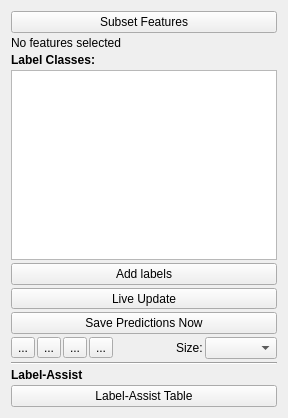
This is ilastik/applets/objectClassification/labelingDrawer.ui in ilastik/ilastik as Qt 5 draws it before an edit. The edited form follows.
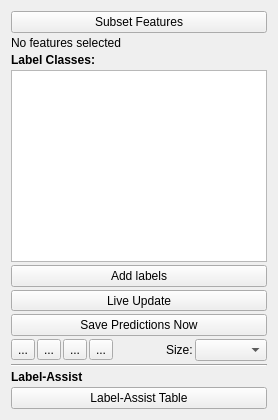
This is the edited form. Custom widgets are drawn as their Qt base class.

Diff of the .ui file:
```diff
--- a/ilastik/applets/objectClassification/labelingDrawer.ui
+++ b/ilastik/applets/objectClassification/labelingDrawer.ui
@@ -2,26 +2,12 @@
 <ui version="4.0">
  <class>containingWidget</class>
  <widget class="QWidget" name="containingWidget">
-  <property name="geometry">
-   <rect>
-    <x>0</x>
-    <y>0</y>
-    <width>288</width>
-    <height>418</height>
-   </rect>
-  </property>
   <property name="sizePolicy">
    <sizepolicy hsizetype="Preferred" vsizetype="Preferred">
     <horstretch>1</horstretch>
     <verstretch>0</verstretch>
    </sizepolicy>
   </property>
-  <property name="minimumSize">
-   <size>
-    <width>256</width>
-    <height>0</height>
-   </size>
-  </property>
   <property name="baseSize">
    <size>
     <width>0</width>
```
